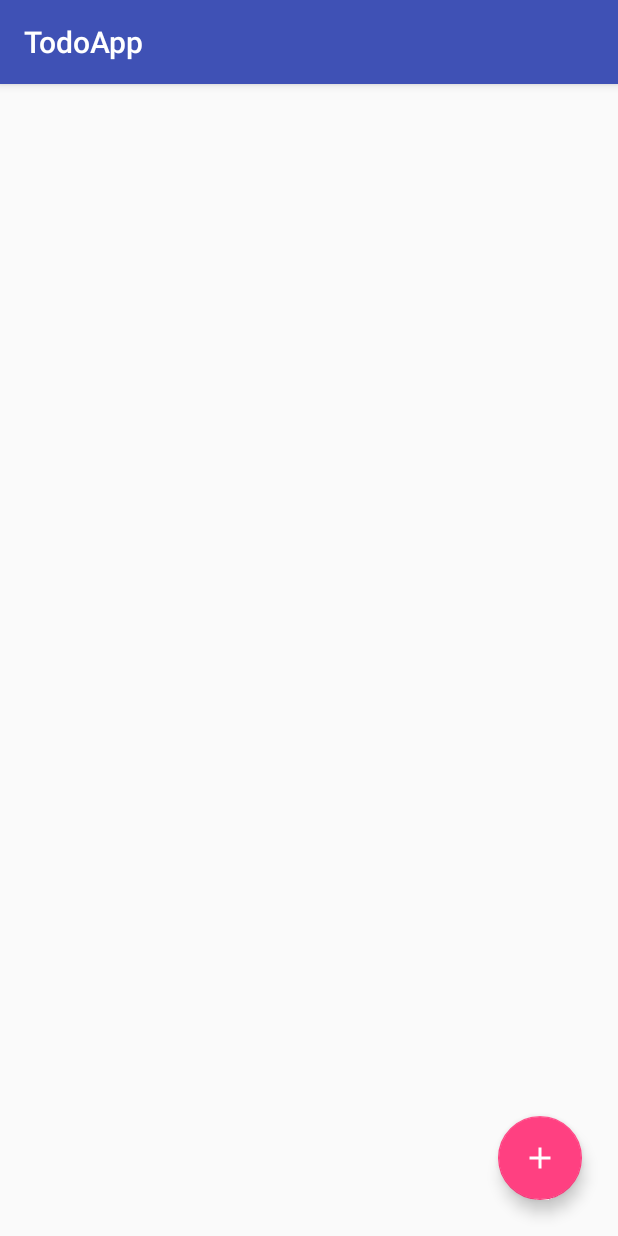
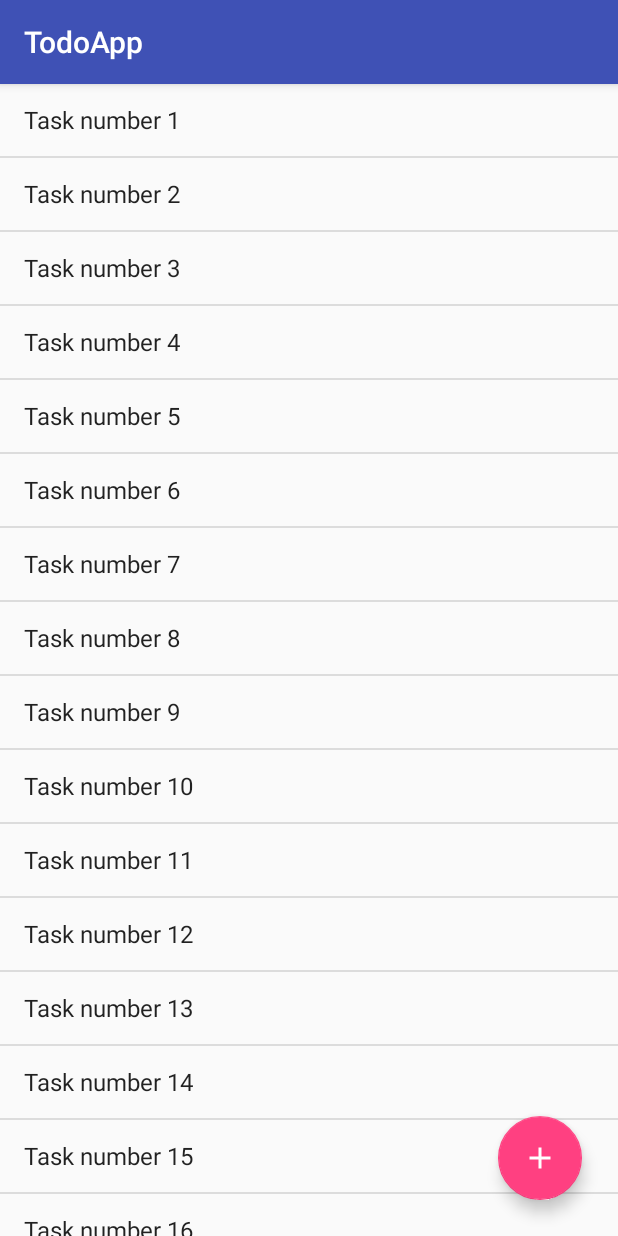
Before and after one commit to MarcinMoskala/Android-Development-in-Kotlin, an Android app: the screen it shows after launch (TasksActivity), on a phone screen of 412 x 824 dp. Run offline under Robolectric (Android 15) with nearby library versions, the phone set to English and light mode, and no system bars.

Commit message:
Add ListView

```diff
--- a/app/src/main/java/com/kotlinacademy/todoapp/TasksActivity.kt
+++ b/app/src/main/java/com/kotlinacademy/todoapp/TasksActivity.kt
@@ -2,6 +2,7 @@ package com.kotlinacademy.todoapp
 
 import android.os.Bundle
 import android.support.v7.app.AppCompatActivity
+import android.widget.ArrayAdapter
 import android.widget.Toast
 import kotlinx.android.synthetic.main.activity_tasks.*
 
@@ -13,5 +14,7 @@ class TasksActivity : AppCompatActivity() {
         fab.setOnClickListener {
             Toast.makeText(this, "Hello, I am toast", Toast.LENGTH_LONG).show()
         }
+        val list = (1..100).map { "Task number $it" }
+        tasksListView.adapter = ArrayAdapter(this, android.R.layout.simple_list_item_1, list)
     }
 }
--- a/app/src/main/res/layout/activity_tasks.xml
+++ b/app/src/main/res/layout/activity_tasks.xml
@@ -18,4 +18,13 @@
         android:tint="@android:color/white"
         app:layout_constraintBottom_toBottomOf="parent"
         app:layout_constraintEnd_toEndOf="parent" />
+
+    <ListView
+        android:id="@+id/tasksListView"
+        android:layout_width="0dp"
+        android:layout_height="0dp"
+        app:layout_constraintBottom_toBottomOf="parent"
+        app:layout_constraintEnd_toEndOf="parent"
+        app:layout_constraintStart_toStartOf="parent"
+        app:layout_constraintTop_toTopOf="parent" />
 </android.support.constraint.ConstraintLayout>
```
